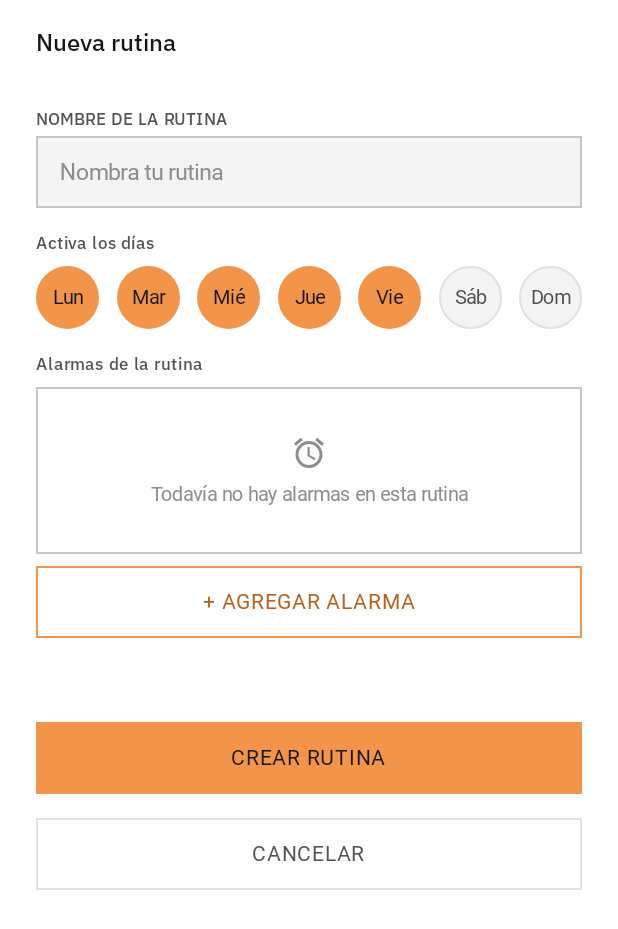
After one commit to educaballerol/Vitalarma, an Android app built with Jetpack Compose: the CreateRoutineScreen screen opened through its navigation route, on a phone screen of 412 x 824 dp. The commit adds this screen. Shown: the top 929 px of the screen. Run offline under Robolectric (Android 15) with nearby library versions, the light colour scheme and no system bars; Roboto replaces fonts that are not available here.

Commit message:
feat: pantalla M-17 (Nueva rutina)
- CreateRoutineScreen: nombre, dias activos, panel vacio de alarmas, agregar/crear/cancelar
- Header.kt: agrega la variante Modal
- NavHost: ROUTINE_NEW conectada a la pantalla real
- docs: marca M-17 como Implementada en el README

```diff
--- a/mobile/app/src/main/java/com/vitalarma/mobile/navigation/VitalarmaNavHost.kt
+++ b/mobile/app/src/main/java/com/vitalarma/mobile/navigation/VitalarmaNavHost.kt
@@ -29,6 +29,7 @@ import com.vitalarma.mobile.ui.screens.alarms.CreateAlarmTypeScreen
 import com.vitalarma.mobile.ui.screens.alarms.DeleteAlarmScreen
 import com.vitalarma.mobile.ui.screens.alarms.ScanObjectScreen
 import com.vitalarma.mobile.model.sampleRoutines
+import com.vitalarma.mobile.ui.screens.routines.CreateRoutineScreen
 import com.vitalarma.mobile.ui.screens.routines.DeleteRoutineScreen
 import com.vitalarma.mobile.ui.screens.routines.RoutineDetailScreen
 import com.vitalarma.mobile.ui.screens.routines.RoutineListScreen
@@ -229,7 +230,13 @@ fun VitalarmaNavHost(
                 onDeleteClick = { navController.navigate(Routes.routineDeleteConfirm(routine.id)) }
             )
         }
-        composable(Routes.ROUTINE_NEW) { PlaceholderScreen("Nueva rutina") }
+        composable(Routes.ROUTINE_NEW) {
+            CreateRoutineScreen(
+                onCreateRoutineClick = { navController.popBackStack(Routes.ROUTINE_LIST, inclusive = false) },
+                onCancelClick = { navController.popBackStack(Routes.ROUTINE_LIST, inclusive = false) },
+                onAddAlarmClick = { navController.navigate(Routes.ALARM_TIME_PICKER) }
+            )
+        }
         composable(
             route = Routes.ROUTINE_DELETE_CONFIRM,
             arguments = listOf(navArgument("routineId") { type = NavType.StringType })
--- a/mobile/app/src/main/java/com/vitalarma/mobile/ui/components/Header.kt
+++ b/mobile/app/src/main/java/com/vitalarma/mobile/ui/components/Header.kt
@@ -23,8 +23,8 @@ import com.vitalarma.mobile.ui.theme.VitalarmaType
 /**
  * "Encabezado" de Figma (nodo 2116:462): "Grande para las raíces de cada
  * pestaña (H1 + próxima acción), Atrás para pantallas de detalle, Modal
- * para los pasos del flujo de creación." Aquí implementamos Grande y
- * Atrás, que son las que usan M-04/05/06.
+ * para los pasos del flujo de creación." Grande y Atrás las usan
+ * M-04/05/06/16; Modal la usa M-17.
  */
 
 /** Variante "Grande": H1 + subtítulo opcional. Usada en M-04 (Mis Alarmas). */
@@ -88,3 +88,25 @@ fun HeaderBack(
         )
     }
 }
+
+/** Variante "Modal": solo título, sin flecha atrás ni botón de cerrar. Usada en los pasos del flujo de creación (M-17). */
+@Composable
+fun HeaderModal(
+    title: String,
+    modifier: Modifier = Modifier
+) {
+    Row(
+        modifier = modifier
+            .fillMaxWidth()
+            .height(56.dp)
+            .background(VitalarmaColors.fondoPagina)
+            .padding(horizontal = Dimens.ScreenHorizontalMargin),
+        verticalAlignment = Alignment.CenterVertically
+    ) {
+        Text(
+            text = title,
+            style = VitalarmaType.h3,
+            color = VitalarmaColors.textoPrimario
+        )
+    }
+}
--- /dev/null
+++ b/mobile/app/src/main/java/com/vitalarma/mobile/ui/screens/CreateRoutineScreen.kt
@@ -0,0 +1,135 @@
+package com.vitalarma.mobile.ui.screens.routines
+
+import androidx.compose.foundation.background
+import androidx.compose.foundation.border
+import androidx.compose.foundation.layout.Arrangement
+import androidx.compose.foundation.layout.Column
+import androidx.compose.foundation.layout.Row
+import androidx.compose.foundation.layout.Spacer
+import androidx.compose.foundation.layout.fillMaxSize
+import androidx.compose.foundation.layout.fillMaxWidth
+import androidx.compose.foundation.layout.padding
+import androidx.compose.foundation.rememberScrollState
+import androidx.compose.foundation.verticalScroll
+import androidx.compose.material.icons.Icons
+import androidx.compose.material.icons.filled.Alarm
+import androidx.compose.material3.Icon
+import androidx.compose.material3.Text
+import androidx.compose.runtime.Composable
+import androidx.compose.runtime.getValue
+import androidx.compose.runtime.mutableStateOf
+import androidx.compose.runtime.remember
+import androidx.compose.runtime.setValue
+import androidx.compose.ui.Alignment
+import androidx.compose.ui.Modifier
+import androidx.compose.ui.text.style.TextAlign
+import com.vitalarma.mobile.ui.components.ButtonHierarchy
+import com.vitalarma.mobile.ui.components.DayChip
+import com.vitalarma.mobile.ui.components.HeaderModal
+import com.vitalarma.mobile.ui.components.VitalarmaButton
+import com.vitalarma.mobile.ui.components.VitalarmaTextField
+import com.vitalarma.mobile.ui.theme.Dimens
+import com.vitalarma.mobile.ui.theme.VitalarmaColors
+import com.vitalarma.mobile.ui.theme.VitalarmaShapes
+import com.vitalarma.mobile.ui.theme.VitalarmaType
+
+private val weekDays = listOf("Lun", "Mar", "Mié", "Jue", "Vie", "Sáb", "Dom")
+
+/**
+ * M-17 · Nueva rutina. Paso de flujo (Encabezado Modal, sin BarraNav):
+ * nombre, días activos y una lista de alarmas vacía por defecto (el
+ * mockup muestra el estado "Todavía no hay alarmas en esta rutina").
+ * "Crear rutina" y "Cancelar" ambos vuelven a Rutinas — sin backend no
+ * hay diferencia real entre los dos, pero cada uno queda como su
+ * propio callback por si más adelante se conectan a algo distinto.
+ */
+@Composable
+fun CreateRoutineScreen(
+    onCreateRoutineClick: () -> Unit,
+    onCancelClick: () -> Unit,
+    onAddAlarmClick: () -> Unit,
+    modifier: Modifier = Modifier
+) {
+    var nombre by remember { mutableStateOf("") }
+    var selectedDays by remember { mutableStateOf(setOf("Lun", "Mar", "Mié", "Jue", "Vie")) }
+
+    Column(
+        modifier = modifier
+            .fillMaxSize()
+            .verticalScroll(rememberScrollState())
+    ) {
+        HeaderModal(title = "Nueva rutina")
+
+        Column(
+            modifier = Modifier
+                .fillMaxWidth()
+                .padding(horizontal = Dimens.ScreenHorizontalMargin, vertical = Dimens.SpacingBase),
+            verticalArrangement = Arrangement.spacedBy(Dimens.SpacingBase)
+        ) {
+            VitalarmaTextField(
+                label = "Nombre de la rutina",
+                value = nombre,
+                onValueChange = { nombre = it },
+                placeholder = "Nombra tu rutina"
+            )
+
+            Column(verticalArrangement = Arrangement.spacedBy(Dimens.SpacingSm)) {
+                Text(text = "Activa los días", style = VitalarmaType.label, color = VitalarmaColors.textoSecundario)
+                Row(
+                    modifier = Modifier.fillMaxWidth(),
+                    horizontalArrangement = Arrangement.SpaceBetween
+                ) {
+                    weekDays.forEach { day ->
+                        DayChip(
+                            label = day,
+                            selected = day in selectedDays,
+                            onClick = {
+                                selectedDays = if (day in selectedDays) selectedDays - day else selectedDays + day
+                            }
+                        )
+                    }
+                }
+            }
+
+            Column(verticalArrangement = Arrangement.spacedBy(Dimens.SpacingSm)) {
+                Text(text = "Alarmas de la rutina", style = VitalarmaType.label, color = VitalarmaColors.textoSecundario)
+
+                Column(
+                    modifier = Modifier
+                        .fillMaxWidth()
+                        .background(VitalarmaColors.fondoPagina, VitalarmaShapes.None)
+                        .border(Dimens.BorderThin, VitalarmaColors.bordeFuerte, VitalarmaShapes.None)
+                        // TODO: Figma usa borde discontinuo (dashed) en este panel vacío,
+                        // igual que en los botones Terciario — ver el mismo TODO en VitalarmaButton.kt.
+                        .padding(horizontal = Dimens.SpacingBase, vertical = Dimens.Spacing2xl),
+                    horizontalAlignment = Alignment.CenterHorizontally,
+                    verticalArrangement = Arrangement.spacedBy(Dimens.SpacingSm)
+                ) {
+                    Icon(
+                        imageVector = Icons.Filled.Alarm,
+                        contentDescription = null,
+                        tint = VitalarmaColors.textoTerciario,
+                        modifier = Modifier
+                    )
+                    Text(
+                        text = "Todavía no hay alarmas en esta rutina",
+                        style = VitalarmaType.bodySmall,
+                        color = VitalarmaColors.textoTerciario,
+                        textAlign = TextAlign.Center
+                    )
+                }
+
+                VitalarmaButton(
+                    text = "+ Agregar alarma",
+                    onClick = onAddAlarmClick,
+                    hierarchy = ButtonHierarchy.Secondary
+                )
+            }
+
+            Spacer(Modifier.padding(top = Dimens.SpacingXl))
+
+            VitalarmaButton(text = "Crear rutina", onClick = onCreateRoutineClick, hierarchy = ButtonHierarchy.Primary)
+            VitalarmaButton(text = "Cancelar", onClick = onCancelClick, hierarchy = ButtonHierarchy.Tertiary)
+        }
+    }
+}
--- a/mobile/app/src/main/java/com/vitalarma/mobile/ui/screens/RoutineDetailScreen.kt
+++ b/mobile/app/src/main/java/com/vitalarma/mobile/ui/screens/RoutineDetailScreen.kt
@@ -29,6 +29,7 @@ import com.vitalarma.mobile.ui.components.DayChip
 import com.vitalarma.mobile.ui.components.HeaderBack
 import com.vitalarma.mobile.ui.components.VitalarmaBottomNavBar
 import com.vitalarma.mobile.ui.components.VitalarmaButton
+import com.vitalarma.mobile.ui.components.VitalarmaTextField
 import com.vitalarma.mobile.ui.theme.Dimens
 import com.vitalarma.mobile.ui.theme.VitalarmaColors
 import com.vitalarma.mobile.ui.theme.VitalarmaType
@@ -64,12 +65,13 @@ fun RoutineDetailScreen(
     onDeleteClick: () -> Unit,
     modifier: Modifier = Modifier
 ) {
+    var nombre by remember { mutableStateOf(routine.name) }
     var selectedDays by remember { mutableStateOf(daysFromLabel(routine.daysLabel)) }
     val routineAlarms: List<Alarm> = remember(routine) { sampleAlarms.take(routine.alarmCount.coerceAtMost(sampleAlarms.size)) }
     var alarmStates by remember { mutableStateOf(routineAlarms.associate { it.id to it.enabled }) }
 
     Column(modifier = modifier.fillMaxSize()) {
-        HeaderBack(title = routine.name, onBackClick = onBackClick)
+        HeaderBack(title = "Editar rutina", onBackClick = onBackClick)
 
         Column(
             modifier = Modifier
@@ -79,6 +81,13 @@ fun RoutineDetailScreen(
                 .padding(horizontal = Dimens.ScreenHorizontalMargin, vertical = Dimens.SpacingBase),
             verticalArrangement = Arrangement.spacedBy(Dimens.SpacingBase)
         ) {
+            VitalarmaTextField(
+                label = "Nombre de la rutina",
+                value = nombre,
+                onValueChange = { nombre = it },
+                placeholder = "Ej. Día de oficina"
+            )
+
             Column(verticalArrangement = Arrangement.spacedBy(Dimens.SpacingSm)) {
                 Text(text = "Activa los días", style = VitalarmaType.label, color = VitalarmaColors.textoSecundario)
                 Row(
```
Also changed, not shown: 1 other file.
